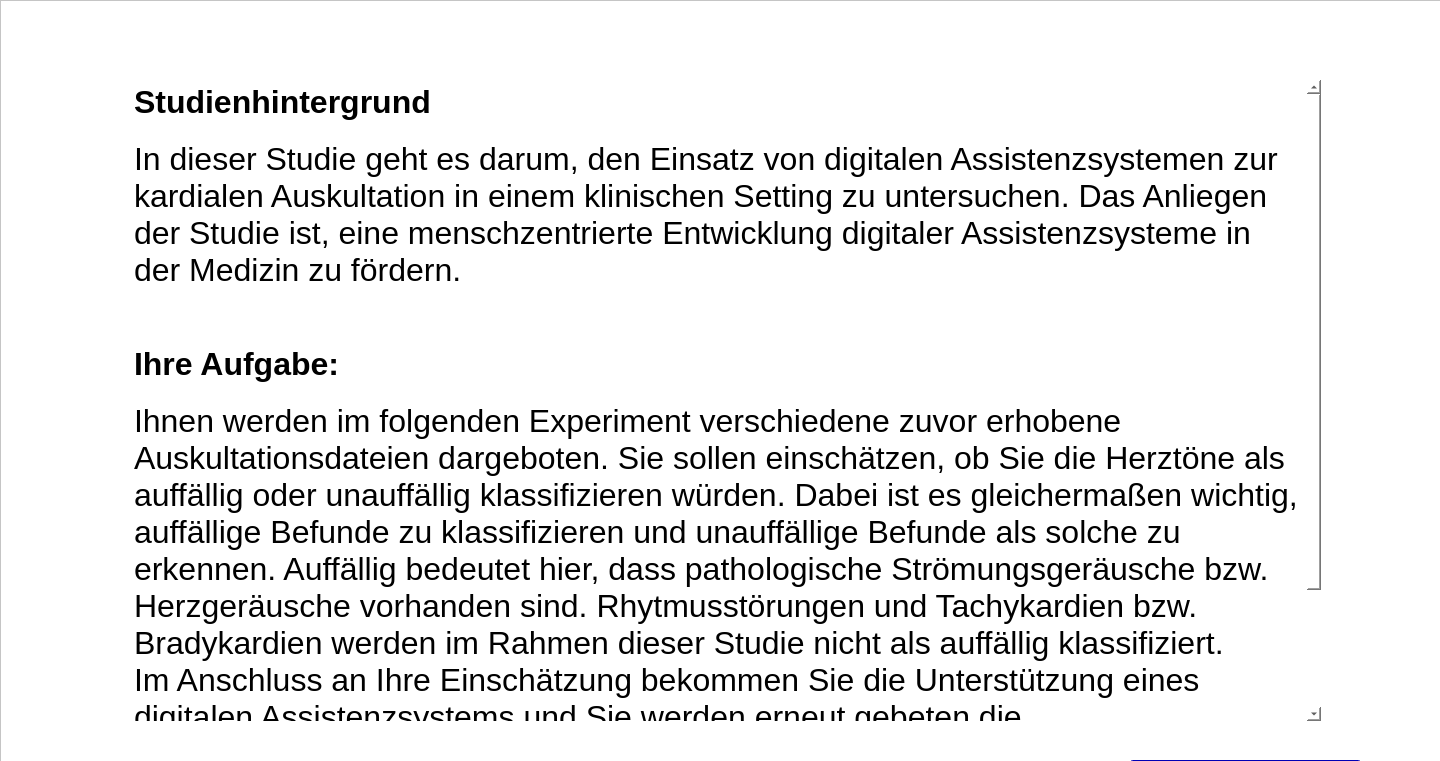
Old version of the form forms/instructions1.ui in the repository IKI-Lab/auscultation_AI_noise_exp.
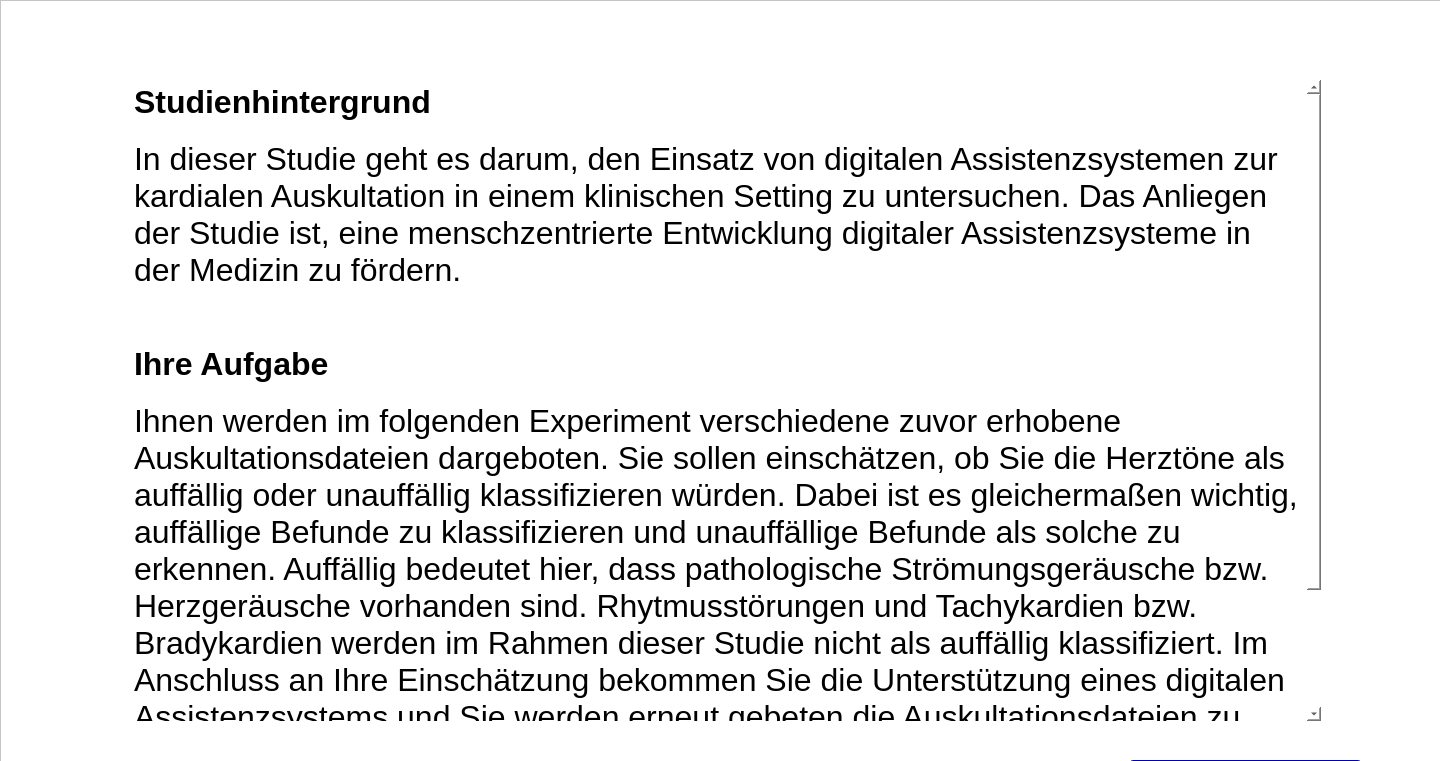
New version of the form.

Commit message: Neue Instruktionen

Patch:
```diff
--- a/forms/instructions1.ui
+++ b/forms/instructions1.ui
@@ -80,9 +80,8 @@
 &lt;p style=&quot; margin-top:0px; margin-bottom:0px; margin-left:0px; margin-right:0px; -qt-block-indent:0; text-indent:0px;&quot;&gt;&lt;span style=&quot; font-family:'Helvetica Neue'; font-size:24pt;&quot;&gt;In dieser Studie geht es darum, den Einsatz von digitalen Assistenzsystemen zur kardialen Auskultation in einem klinischen Setting zu untersuchen. Das Anliegen der Studie ist, eine menschzentrierte Entwicklung digitaler Assistenzsysteme in der Medizin zu fördern.&lt;/span&gt;&lt;/p&gt;
 &lt;p style=&quot;-qt-paragraph-type:empty; margin-top:0px; margin-bottom:0px; margin-left:0px; margin-right:0px; -qt-block-indent:0; text-indent:0px;&quot;&gt;&lt;br /&gt;&lt;/p&gt;
 &lt;p style=&quot;-qt-paragraph-type:empty; margin-top:0px; margin-bottom:0px; margin-left:0px; margin-right:0px; -qt-block-indent:0; text-indent:0px; font-size:24pt;&quot;&gt;&lt;br /&gt;&lt;/p&gt;
-&lt;p style=&quot; margin-top:0px; margin-bottom:0px; margin-left:0px; margin-right:0px; -qt-block-indent:0; text-indent:0px;&quot;&gt;&lt;span style=&quot; font-family:'Helvetica Neue'; font-size:24pt; font-weight:600;&quot;&gt;Ihre Aufgabe:&lt;/span&gt;&lt;span style=&quot; font-family:'Helvetica Neue'; font-size:24pt;&quot;&gt;&lt;br /&gt;&lt;/span&gt;&lt;/p&gt;
-&lt;p style=&quot; margin-top:0px; margin-bottom:0px; margin-left:0px; margin-right:0px; -qt-block-indent:0; text-indent:0px;&quot;&gt;&lt;span style=&quot; font-family:'Helvetica Neue'; font-size:24pt;&quot;&gt;Ihnen werden im folgenden Experiment verschiedene zuvor erhobene Auskultationsdateien dargeboten. Sie sollen einschätzen, ob Sie die Herztöne als auffällig oder unauffällig klassifizieren würden. Dabei ist es gleichermaßen wichtig, auffällige Befunde zu klassifizieren und unauffällige Befunde als solche zu erkennen. Auffällig bedeutet hier, dass pathologische Strömungsgeräusche bzw. Herzgeräusche vorhanden sind. Rhytmusstörungen und Tachykardien bzw. Bradykardien werden im Rahmen dieser Studie nicht als auffällig klassifiziert. &lt;/span&gt;&lt;/p&gt;
-&lt;p style=&quot; margin-top:0px; margin-bottom:0px; margin-left:0px; margin-right:0px; -qt-block-indent:0; text-indent:0px;&quot;&gt;&lt;span style=&quot; font-family:'Helvetica Neue'; font-size:24pt;&quot;&gt;Im Anschluss an Ihre Einschätzung bekommen Sie die Unterstützung eines digitalen Assistenzsystems und Sie werden erneut gebeten die Auskultationsdateien zu befunden.&lt;br /&gt;&lt;/span&gt;&lt;/p&gt;
+&lt;p style=&quot; margin-top:0px; margin-bottom:0px; margin-left:0px; margin-right:0px; -qt-block-indent:0; text-indent:0px;&quot;&gt;&lt;span style=&quot; font-family:'Helvetica Neue'; font-size:24pt; font-weight:600;&quot;&gt;Ihre Aufgabe&lt;/span&gt;&lt;span style=&quot; font-family:'Helvetica Neue'; font-size:24pt;&quot;&gt;&lt;br /&gt;&lt;/span&gt;&lt;/p&gt;
+&lt;p style=&quot; margin-top:0px; margin-bottom:0px; margin-left:0px; margin-right:0px; -qt-block-indent:0; text-indent:0px;&quot;&gt;&lt;span style=&quot; font-family:'Helvetica Neue'; font-size:24pt;&quot;&gt;Ihnen werden im folgenden Experiment verschiedene zuvor erhobene Auskultationsdateien dargeboten. Sie sollen einschätzen, ob Sie die Herztöne als auffällig oder unauffällig klassifizieren würden. Dabei ist es gleichermaßen wichtig, auffällige Befunde zu klassifizieren und unauffällige Befunde als solche zu erkennen. Auffällig bedeutet hier, dass pathologische Strömungsgeräusche bzw. Herzgeräusche vorhanden sind. Rhytmusstörungen und Tachykardien bzw. Bradykardien werden im Rahmen dieser Studie nicht als auffällig klassifiziert. Im Anschluss an Ihre Einschätzung bekommen Sie die Unterstützung eines digitalen Assistenzsystems und Sie werden erneut gebeten die Auskultationsdateien zu befunden.&lt;br /&gt;&lt;/span&gt;&lt;/p&gt;
 &lt;p style=&quot; margin-top:0px; margin-bottom:0px; margin-left:0px; margin-right:0px; -qt-block-indent:0; text-indent:0px;&quot;&gt;&lt;span style=&quot; font-family:'Helvetica Neue'; font-size:24pt;&quot;&gt;Im Folgenden erhalten Sie noch weitere Instruktionen, lesen Sie diese bitte gründlich!&lt;/span&gt;&lt;span style=&quot; font-size:24pt;&quot;&gt; &lt;/span&gt;&lt;/p&gt;&lt;/body&gt;&lt;/html&gt;</string>
     </property>
    </widget>
```
